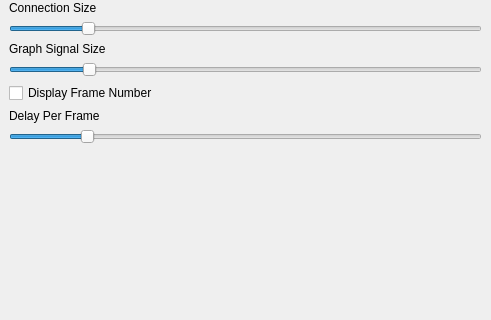
This is networksettings.ui in Namr/Connected as Qt 5 draws it before an edit; both pictures show x 0 to 491 and y 198 to 518 of the 491 by 814 pixel window. The edited form follows.
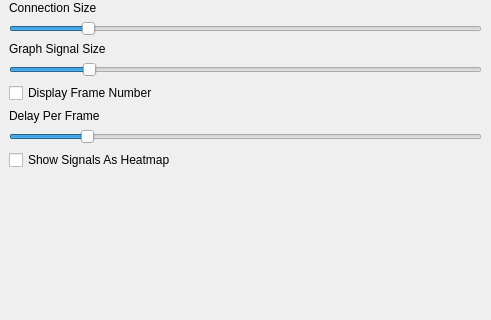
This is the edited form.

Commit message: added heatmap as a network setting

```diff
--- a/networksettings.ui
+++ b/networksettings.ui
@@ -183,6 +183,13 @@
         </property>
        </widget>
       </item>
+      <item>
+       <widget class="QCheckBox" name="checkBox_3">
+        <property name="text">
+         <string>Show Signals As Heatmap</string>
+        </property>
+       </widget>
+      </item>
       <item>
        <spacer name="verticalSpacer">
         <property name="orientation">
```
Left out of the diff: 2 changed lines with no effect on the pictures. The commit also changes 5 other files.
